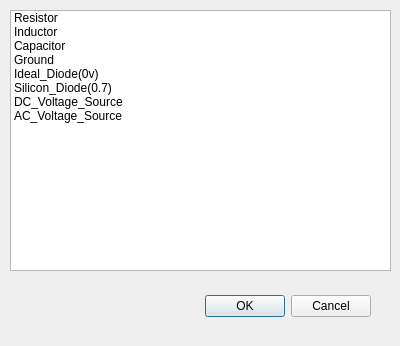
Above: addelementdialog.ui from ArmanHaghighi/Spice before the change. Below: the same form after it.
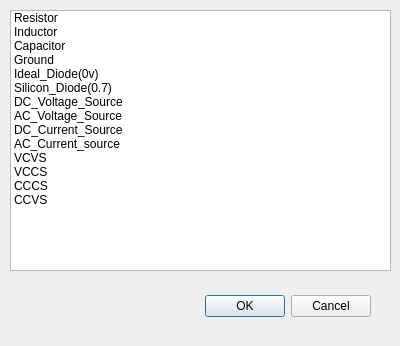
That is the form after the change. Icons and pictures are not drawn.

What changed in the file:
```diff
--- a/addelementdialog.ui
+++ b/addelementdialog.ui
@@ -110,6 +110,36 @@
       <normaloff>:/icons/assets/ac.png</normaloff>:/icons/assets/ac.png</iconset>
     </property>
    </item>
+   <item>
+    <property name="text">
+     <string>DC_Current_Source</string>
+    </property>
+   </item>
+   <item>
+    <property name="text">
+     <string>AC_Current_source</string>
+    </property>
+   </item>
+   <item>
+    <property name="text">
+     <string>VCVS</string>
+    </property>
+   </item>
+   <item>
+    <property name="text">
+     <string>VCCS</string>
+    </property>
+   </item>
+   <item>
+    <property name="text">
+     <string>CCCS</string>
+    </property>
+   </item>
+   <item>
+    <property name="text">
+     <string>CCVS</string>
+    </property>
+   </item>
   </widget>
  </widget>
  <resources>
```
